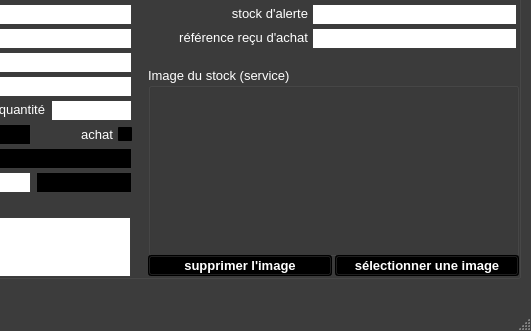
Above: ui/yeroth-erp-entrer-window.ui from xnoumbissinoundou/yeroth-erp-3.0 before the change; both pictures show x 268 to 799 and y 270 to 601 of the 799 by 601 pixel window. Below: the same form after it.
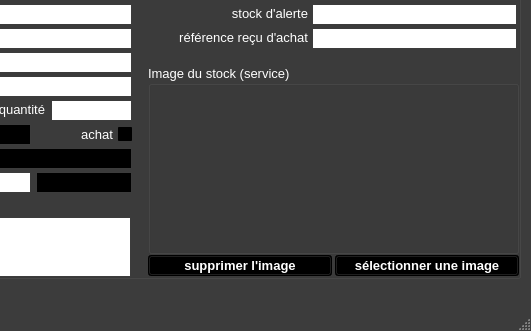
That is the form after the change. Icons and pictures are not drawn. Custom widgets are drawn as their Qt base class.

```diff
--- a/ui/yeroth-erp-entrer-window.ui
+++ b/ui/yeroth-erp-entrer-window.ui
@@ -3983,7 +3983,7 @@
      <property name="geometry">
       <rect>
        <x>405</x>
-       <y>189</y>
+       <y>187</y>
        <width>371</width>
        <height>189</height>
       </rect>
@@ -4336,7 +4336,7 @@
       <property name="geometry">
        <rect>
         <x>7</x>
-        <y>27</y>
+        <y>24</y>
         <width>358</width>
         <height>160</height>
        </rect>
```
Left out of the diff: 2 changed lines with no effect on the pictures.
